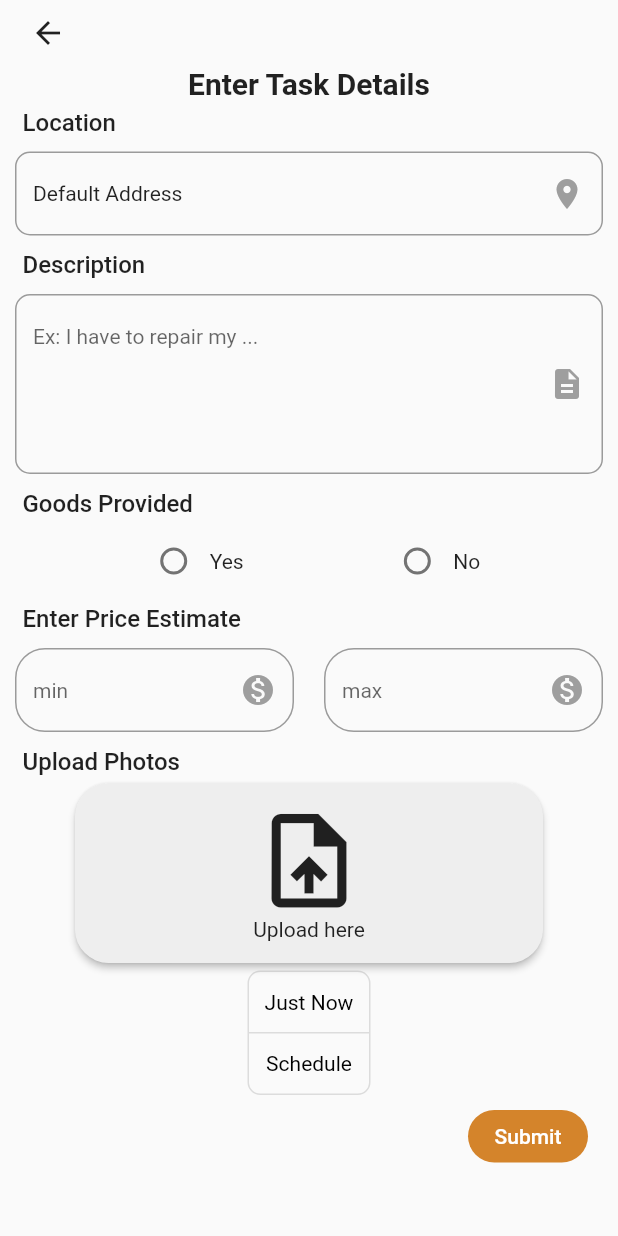
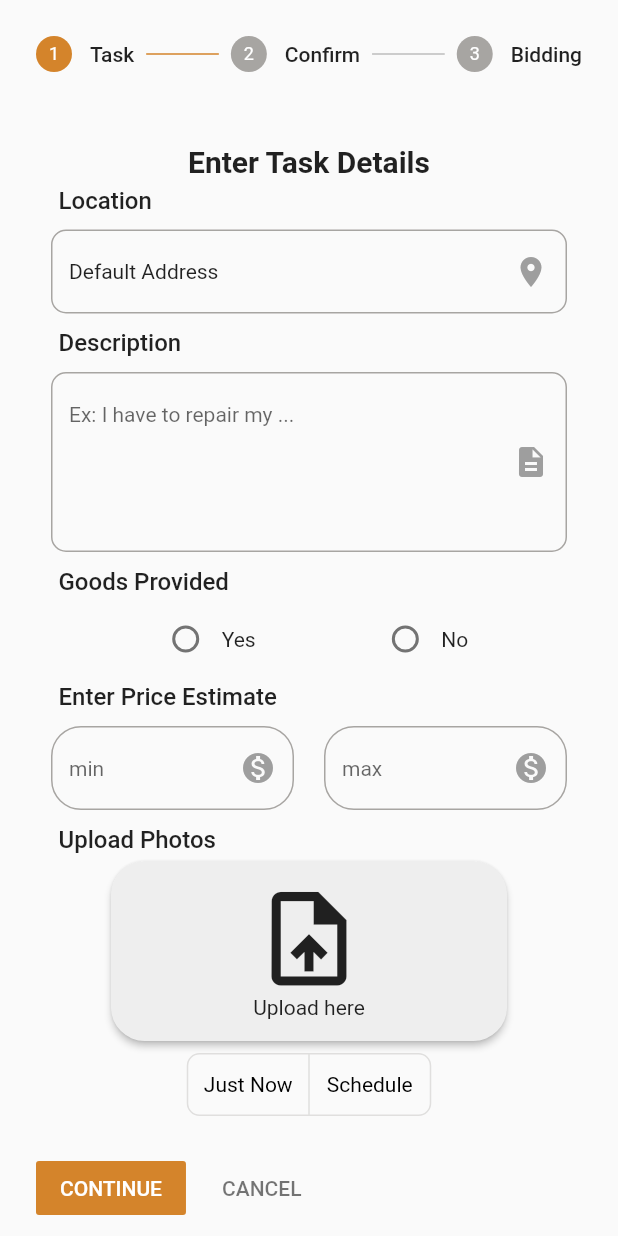
Before and after one commit to malindupasan/HirePro, a Flutter app: the JobRequestScreen screen opened by its route, after a tap on "Upload here", on a phone screen of 412 x 824 dp. Run offline on Flutter 3.47's test engine with Material 2 defaults, Android fonts, the phone set to English and light mode, and no system bars; our stand-ins replace file_picker, flutter_rating_bar, font_awesome_flutter, table_calendar.

Commit message:
code refactored,slider added,confirmation page completed

```diff
--- a/frontend/hire_pro/lib/constants.dart
+++ b/frontend/hire_pro/lib/constants.dart
@@ -3,3 +3,5 @@ import 'package:flutter/material.dart';
 Color kMainYellow = Color(0xFFD4842B);
 Color kSecondaryYellow = Color.fromARGB(235, 253, 207, 153);
 Color kMainGrey = Color(0XFFF2F3F4);
+TextStyle kHeading1 = TextStyle(fontSize: 20, fontWeight: FontWeight.bold);
+TextStyle Knormal1 = TextStyle(fontSize: 15, fontWeight: FontWeight.w400);
--- a/frontend/hire_pro/lib/main.dart
+++ b/frontend/hire_pro/lib/main.dart
@@ -1,11 +1,12 @@
 import 'package:flutter/material.dart';
+import 'package:hire_pro/constants.dart';
 import 'package:hire_pro/screens/categoryScreen.dart';
-import 'package:hire_pro/screens/confirmationScreen.dart';
+import 'package:hire_pro/screens/job_request/confirmationScreen.dart';
 import 'package:hire_pro/screens/createJobRequestScreen.dart';
 import 'package:hire_pro/screens/editProfileScreen.dart';
 import 'package:hire_pro/screens/homeScreen.dart';
 import 'package:hire_pro/screens/jobCompletedScreen.dart';
-import 'package:hire_pro/screens/job_request/jobRequestScreen.dart';
+import 'package:hire_pro/screens/job_request/stepper.dart';
 import 'package:hire_pro/screens/ongoingScreen.dart';
 import 'package:hire_pro/screens/otpEnterScreen.dart';
 import 'package:hire_pro/screens/registerSuccess.dart';
@@ -24,17 +25,18 @@ class HirePro extends StatelessWidget {
     return MaterialApp(
       title: 'Flutter Demo',
       theme: ThemeData(
-          brightness: Brightness.light,
-          primarySwatch: Colors.amber,
-          primaryColorDark: Color.fromARGB(1, 245, 245, 245),
+        colorScheme: ColorScheme.fromSeed(
+            seedColor: kSecondaryYellow, primary: kMainYellow),
+        // primaryColorDark: Colors.black, // Update this line
         fontFamily: 'Roboto',
         textTheme: const TextTheme(
           displayLarge: TextStyle(fontSize: 72),
           titleLarge: TextStyle(fontSize: 36),
           bodyMedium: TextStyle(fontSize: 14),
         ),
-          colorScheme:
-              ColorScheme.fromSwatch().copyWith(secondary: Color(0xFFD4842B))),
+        // colorScheme:
+        //     ColorScheme.fromSwatch().copyWith(secondary: Color(0xFFD4842B)),
+      ),
       initialRoute: '/',
       routes: {
         '/': (context) => MyNavigationWidget(),
--- a/frontend/hire_pro/lib/screens/confirmationScreen.dart
+++ /dev/null
@@ -1,15 +0,0 @@
-import 'package:flutter/material.dart';
-
-class ConfirmationScreen extends StatefulWidget {
-  const ConfirmationScreen({super.key});
-
-  @override
-  State<ConfirmationScreen> createState() => _ConfirmationScreenState();
-}
-
-class _ConfirmationScreenState extends State<ConfirmationScreen> {
-  @override
-  Widget build(BuildContext context) {
-    return SafeArea(child: Scaffold());
-  }
-}
--- /dev/null
+++ b/frontend/hire_pro/lib/screens/job_request/TaskAddScreen.dart
@@ -0,0 +1,240 @@
+import 'package:flutter/material.dart';
+import 'package:hire_pro/constants.dart';
+import 'package:file_picker/file_picker.dart';
+import 'package:hire_pro/screens/job_request/jobRequest.dart';
+import 'package:hire_pro/services/timePicker.dart';
+import 'package:hire_pro/services/calander.dart';
+
+class TaskAddScreen extends StatefulWidget {
+  const TaskAddScreen({super.key});
+
+  @override
+  State<TaskAddScreen> createState() => _TaskAddScreenState();
+}
+
+class _TaskAddScreenState extends State<TaskAddScreen> {
+  JobRequest job = JobRequest();
+  String _selectedOption = '';
+  List<String> _options = [
+    'Yes',
+    'No',
+  ];
+  void openFiles() async {
+    FilePickerResult? result =
+        await FilePicker.platform.pickFiles(allowMultiple: true);
+    List<PlatformFile> files =
+        []; // Declare the 'files' list outside the if block
+
+    if (result != null) {
+      files = result.paths
+          .map((path) => PlatformFile(
+                path: path,
+                name: 'default_filename', // Provide a default filename
+                size: 0, // Provide a default size (e.g., 0 bytes)
+              ))
+          .toList();
+    } else {
+      // User canceled the picker
+      // Handle the cancelation or provide appropriate code here
+    }
+  }
+
+  @override
+  Widget build(BuildContext context) {
+    return SingleChildScrollView(
+      child: Column(mainAxisAlignment: MainAxisAlignment.start, children: [
+        // Container(
+        //     margin: EdgeInsets.symmetric(horizontal: 20, vertical: 10),
+        //     alignment: Alignment.centerLeft,
+        //     child: GestureDetector(
+        //       child: Icon(Icons.arrow_back),
+        //       onTap: () {
+        //         Navigator.pop(context);
+        //       },
+        //     )),
+        Text(
+          'Enter Task Details',
+          style: kHeading1,
+        ),
+        FormLabel('Location'),
+        FormFieldNew(
+          10,
+          Icons.location_on,
+          1,
+          'Default Address',
+          'Enter the location',
+        ),
+        FormLabel('Description'),
+        FormFieldNew(
+          10,
+          Icons.description,
+          5,
+          '',
+          'Ex: I have to repair my ...',
+        ),
+        FormLabel('Goods Provided'),
+        RadioButton(_options, _selectedOption),
+        FormLabel('Enter Price Estimate'),
+        Row(
+          children: [
+            Expanded(
+                child: FormFieldNew(20, Icons.monetization_on, 1, '', 'min')),
+            Expanded(
+                child: FormFieldNew(20, Icons.monetization_on, 1, '', 'max')),
+          ],
+        ),
+        FormLabel('Upload Photos'),
+        FileUpload(),
+        Toggle(),
+        if (job.isSchedule()) Calander(),
+        if (job.isSchedule()) TimePicker(),
+        // Container(
+        //     alignment: Alignment.bottomRight,
+        //     margin: EdgeInsets.symmetric(vertical: 5, horizontal: 20),
+        //     child: SmallButton(
+        //       'Submit',
+        //       () {
+        //         Navigator.pushNamed(context, '/confirm_job_request');
+        //       },
+        //       kMainYellow,
+        //       Colors.white,
+        //     ))
+      ]),
+    );
+  }
+
+  Row RadioButton(List<String> _options, String _selectedOption) {
+    return Row(
+      mainAxisAlignment: MainAxisAlignment.spaceEvenly,
+      children: _options.map((option) {
+        return Row(
+          children: [
+            Radio<String>(
+              value: option,
+              groupValue: _selectedOption,
+              onChanged: (selectedOption) {
+                setState(() {
+                  if (selectedOption != null) _selectedOption = selectedOption;
+                });
+              },
+              activeColor: kMainYellow,
+            ),
+            Text(option),
+          ],
+        );
+      }).toList(),
+    );
+  }
+
+  Container FileUpload() {
+    return Container(
+      height: 120,
+      width: double.infinity,
+      margin: EdgeInsets.symmetric(horizontal: 50),
+      child: RawMaterialButton(
+        shape:
+            RoundedRectangleBorder(borderRadius: BorderRadius.circular(22.5)),
+        fillColor: Colors.grey[200],
+        onPressed: () {
+          openFiles();
+        },
+        child: Column(
+          mainAxisAlignment: MainAxisAlignment.center,
+          children: [
+            Icon(
+              Icons.upload_file,
+              size: 75,
+            ),
+            Text("Upload here"),
+          ],
+        ),
+      ),
+    );
+  }
+
+  Container Toggle() {
+    return Container(
+      margin: EdgeInsets.symmetric(vertical: 5),
+      child: ToggleButtons(
+        direction: Axis.horizontal,
+        onPressed: (int index) {
+          setState(() {
+            job.selectJobType(index);
+          });
+        },
+        borderRadius: const BorderRadius.all(Radius.circular(8)),
+        selectedBorderColor: kMainYellow,
+        selectedColor: kMainYellow,
+        fillColor: kSecondaryYellow,
+        color: Colors.black,
+        constraints: const BoxConstraints(
+          minHeight: 40.0,
+          minWidth: 80.0,
+        ),
+        isSelected: job.selected(),
+        children: job.type(),
+      ),
+    );
+  }
+}
+
+class FormLabel extends StatelessWidget {
+  final String label;
+  FormLabel(this.label);
+  @override
+  Widget build(BuildContext context) {
+    return Align(
+      alignment: Alignment.topLeft,
+      child: Padding(
+        padding: const EdgeInsets.symmetric(horizontal: 15, vertical: 5),
+        child: Text(
+          label,
+          textAlign: TextAlign.left,
+          style: TextStyle(fontSize: 16, fontWeight: FontWeight.w500),
+        ),
+      ),
+    );
+  }
+}
+
+class FormFieldNew extends StatelessWidget {
+  FormFieldNew(this.borderRadius, this.icon, this.lines, this.initialValue,
+      this.placeholder);
+  final double borderRadius;
+  final int lines;
+  final IconData icon;
+  final String initialValue;
+  final String placeholder;
+
+  @override
+  Widget build(BuildContext context) {
+    return Column(
+      children: [
+        Container(
+          margin: EdgeInsets.symmetric(horizontal: 10, vertical: 5),
+          child: TextFormField(
+            initialValue: initialValue,
+            style: TextStyle(fontSize: 14),
+            maxLines: lines,
+            cursorColor: Colors.blueGrey[700],
+            decoration: InputDecoration(
+              focusedBorder: OutlineInputBorder(
+                  borderSide: BorderSide(color: Colors.grey),
+                  borderRadius: BorderRadius.circular(borderRadius)),
+              hoverColor: Colors.blueGrey[700],
+              hintText: placeholder,
+              hintStyle: TextStyle(fontSize: 14),
+              border: OutlineInputBorder(
+                  borderRadius: BorderRadius.circular(borderRadius)),
+              focusColor: Colors.grey,
+              suffixIcon: Icon(
+                icon,
+                color: Colors.grey,
+              ),
+            ),
+          ),
+        ),
+      ],
+    );
+  }
+}
--- /dev/null
+++ b/frontend/hire_pro/lib/screens/job_request/confirmationScreen.dart
@@ -0,0 +1,119 @@
+import 'package:flutter/material.dart';
+import 'package:hire_pro/constants.dart';
+import 'package:hire_pro/widgets/MainCard.dart';
+
+class ConfirmationScreen extends StatefulWidget {
+  const ConfirmationScreen({super.key});
+
+  @override
+  State<ConfirmationScreen> createState() => _ConfirmationScreenState();
+}
+
+class _ConfirmationScreenState extends State<ConfirmationScreen> {
+  List<String> images = ['', ''];
+  @override
+  Widget build(BuildContext context) {
+    return SingleChildScrollView(
+      child: Center(
+        child: Column(
+          children: [
+            Text(
+              'Confirmation',
+              style: kHeading1,
+            ),
+            MainCard(
+                550,
+                double.infinity,
+                kMainGrey,
+                Column(
+                  mainAxisAlignment: MainAxisAlignment.spaceEvenly,
+                  children: [
+                    ContentSection('Task', 'Plumbing'),
+                    ContentSection('Where',
+                        'Galle road,Katukurunda,Kalutara south,ejghbrejabgjb'),
+                    ContentSection('Schedule Time', '14:00'),
+                    Column(
+                      children: [
+                        ContentSection('Description', ''),
+                        Container(
+                          padding: EdgeInsets.all(10),
+                          decoration: BoxDecoration(
+                            shape: BoxShape.rectangle,
+                            borderRadius: BorderRadius.circular(10),
+                            border: Border.all(
+                              color: const Color.fromARGB(255, 65, 65, 65),
+                              width: 1.0,
+                            ),
+                          ),
+                          margin:
+                              EdgeInsets.symmetric(vertical: 0, horizontal: 20),
+                          child: Text(
+                              textAlign: TextAlign.justify,
+                              "Hi there! I'm in need of a skilled plumber to help me with an urgent issue at my home. My kitchen faucet has been leaking persistently, and it's causing water wastage and an annoying dripping sound. I've tried tightening the faucet handle, but the leak hasn't stopped.Hi there! I'm in need of a skilled plumber to help me with an urgent issue at my home. My kitchen faucet has been leaking persistently, and it's causing water wastage and an annoying dripping sound. I've tried tightening the faucet handle, but the leak hasn't stopped.",
+                              maxLines: 3,
+                              overflow: TextOverflow.ellipsis),
+                        ),
+                      ],
+                    ),
+                    ContentSection('Goods Provided', 'Yes'),
+                    ContentSection('Estimate (Rs.)', '2500-3500'),
+                    ContentSection('Photos', ''),
+                    Expanded(
+                      child: GridView.count(
+                        crossAxisCount: 3,
+                        children: images.map((image) {
+                          return Card(
+                            shape: RoundedRectangleBorder(
+                                borderRadius: BorderRadius.circular(30)),
+                            child: ListTile(
+                              title: Text(image),
+                            ),
+                          );
+                        }).toList(),
+                      ),
+                    ),
+                  ],
+                ))
+          ],
+        ),
+      ),
+    );
+  }
+}
+
+class ContentSection extends StatelessWidget {
+  String label;
+  String data;
+  ContentSection(this.label, this.data);
+
+  @override
+  Widget build(BuildContext context) {
+    return Padding(
+      padding: const EdgeInsets.all(8.0),
+      child: Container(
+        margin: EdgeInsets.symmetric(vertical: 5, horizontal: 20),
+        child: Row(
+          children: [
+            Expanded(
+              flex: 3,
+              child: Text(
+                label,
+                style: Knormal1.copyWith(fontWeight: FontWeight.w500),
+              ),
+            ),
+            Expanded(
+              flex: 5,
+              child: Text(
+                data,
+                style: Knormal1,
+                textAlign: TextAlign.left,
+                maxLines: 2,
+                overflow: TextOverflow.ellipsis,
+              ),
+            )
+          ],
+        ),
+      ),
+    );
+  }
+}
--- a/frontend/hire_pro/lib/screens/job_request/jobRequestScreen.dart
+++ /dev/null
@@ -1,248 +0,0 @@
-import 'package:flutter/material.dart';
-import 'package:hire_pro/constants.dart';
-import 'package:file_picker/file_picker.dart';
-import 'package:hire_pro/screens/job_request/jobRequest.dart';
-import 'package:hire_pro/services/timePicker.dart';
-import 'package:hire_pro/widgets/smallButton.dart';
-import 'package:hire_pro/services/calander.dart';
-
-class JobRequestScreen extends StatefulWidget {
-  const JobRequestScreen({super.key});
-
-  @override
-  State<JobRequestScreen> createState() => _JobRequestScreenState();
-}
-
-class _JobRequestScreenState extends State<JobRequestScreen> {
-  JobRequest job = JobRequest();
-
-  void openFiles() async {
-    FilePickerResult? result =
-        await FilePicker.platform.pickFiles(allowMultiple: true);
-    List<PlatformFile> files =
-        []; // Declare the 'files' list outside the if block
-
-    if (result != null) {
-      files = result.paths
-          .map((path) => PlatformFile(
-                path: path,
-                name: 'default_filename', // Provide a default filename
-                size: 0, // Provide a default size (e.g., 0 bytes)
-              ))
-          .toList();
-    } else {
-      // User canceled the picker
-      // Handle the cancelation or provide appropriate code here
-    }
-  }
-
-  @override
-  Widget build(BuildContext context) {
-    String _selectedOption = '';
-    List<String> _options = [
-      'Yes',
-      'No',
-    ];
-    return SafeArea(
-        child: Scaffold(
-      // resizeToAvoidBottomInset: false,
-      body: SingleChildScrollView(
-        child:
-            Column(mainAxisAlignment: MainAxisAlignment.spaceEvenly, children: [
-          Container(
-              margin: EdgeInsets.symmetric(horizontal: 20, vertical: 10),
-              alignment: Alignment.centerLeft,
-              child: GestureDetector(
-                child: Icon(Icons.arrow_back),
-                onTap: () {
-                  Navigator.pop(context);
-                },
-              )),
-          Text(
-            'Enter Task Details',
-            style: TextStyle(fontSize: 20, fontWeight: FontWeight.bold),
-          ),
-          FormLabel('Location'),
-          FormFieldNew(
-            10,
-            Icons.location_on,
-            1,
-            'Default Address',
-            'Enter the location',
-          ),
-          FormLabel('Description'),
-          FormFieldNew(
-            10,
-            Icons.description,
-            5,
-            '',
-            'Ex: I have to repair my ...',
-          ),
-          FormLabel('Goods Provided'),
-          RadioButton(_options, _selectedOption),
-          FormLabel('Enter Price Estimate'),
-          Row(
-            children: [
-              Expanded(
-                  child: FormFieldNew(20, Icons.monetization_on, 1, '', 'min')),
-              Expanded(
-                  child: FormFieldNew(20, Icons.monetization_on, 1, '', 'max')),
-            ],
-          ),
-          FormLabel('Upload Photos'),
-          FileUpload(),
-          Toggle(),
-          if (job.isSchedule()) Calander(),
-          if (job.isSchedule()) TimePicker(),
-          Container(
-              alignment: Alignment.bottomRight,
-              margin: EdgeInsets.symmetric(vertical: 5, horizontal: 20),
-              child: SmallButton(
-                'Submit',
-                () {
-                  Navigator.pushNamed(context, '/confirm_job_request');
-                },
-                kMainYellow,
-                Colors.white,
-              ))
-        ]),
-      ),
-    ));
-  }
-
-  Row RadioButton(List<String> _options, String _selectedOption) {
-    return Row(
-          mainAxisAlignment: MainAxisAlignment.spaceEvenly,
-          children: _options.map((option) {
-            return Row(
-              children: [
-                Radio<String>(
-                  value: option,
-                  groupValue: _selectedOption,
-                  onChanged: (selectedOption) {
-                    setState(() {
-                      if (selectedOption != null)
-                        _selectedOption = selectedOption;
-                    });
-                  },
-                  activeColor: kMainYellow,
-                ),
-                Text(option),
-              ],
-            );
-          }).toList(),
-        );
-  }
-
-  Container FileUpload() {
-    return Container(
-          height: 120,
-          width: double.infinity,
-          margin: EdgeInsets.symmetric(horizontal: 50),
-          child: RawMaterialButton(
-            shape: RoundedRectangleBorder(
-                borderRadius: BorderRadius.circular(22.5)),
-            fillColor: Colors.grey[200],
-            onPressed: () {
-              openFiles();
-            },
-            child: Column(
-              mainAxisAlignment: MainAxisAlignment.center,
-              children: [
-                Icon(
-                  Icons.upload_file,
-                  size: 75,
-                ),
-                Text("Upload here"),
-              ],
-            ),
-          ),
-        );
-  }
-
-  Container Toggle() {
-    return Container(
-          margin: EdgeInsets.symmetric(vertical: 5),
-          child: ToggleButtons(
-            direction: Axis.vertical,
-            onPressed: (int index) {
-              setState(() {
-                job.selectJobType(index);
-              });
-            },
-            borderRadius: const BorderRadius.all(Radius.circular(8)),
-            selectedBorderColor: kMainYellow,
-            selectedColor: kMainYellow,
-            fillColor: kSecondaryYellow,
-            color: Colors.black,
-            constraints: const BoxConstraints(
-              minHeight: 40.0,
-              minWidth: 80.0,
-            ),
-            isSelected: job.selected(),
-            children: job.type(),
-          ),
-        );
-  }
-}
-
-class FormLabel extends StatelessWidget {
-  final String label;
-  FormLabel(this.label);
-  @override
-  Widget build(BuildContext context) {
-    return Align(
-      alignment: Alignment.topLeft,
-      child: Padding(
-        padding: const EdgeInsets.symmetric(horizontal: 15, vertical: 5),
-        child: Text(
-          label,
-          textAlign: TextAlign.left,
-          style: TextStyle(fontSize: 16, fontWeight: FontWeight.w500),
-        ),
-      ),
-    );
-  }
-}
-
-class FormFieldNew extends StatelessWidget {
-  FormFieldNew(this.borderRadius, this.icon, this.lines, this.initialValue,
-      this.placeholder);
-  final double borderRadius;
-  final int lines;
-  final IconData icon;
-  final String initialValue;
-  final String placeholder;
-
-  @override
-  Widget build(BuildContext context) {
-    return Column(
-      children: [
-        Container(
-          margin: EdgeInsets.symmetric(horizontal: 10, vertical: 5),
-          child: TextFormField(
-            initialValue: initialValue,
-            style: TextStyle(fontSize: 14),
-            maxLines: lines,
-            cursorColor: Colors.blueGrey[700],
-            decoration: InputDecoration(
-              focusedBorder: OutlineInputBorder(
-                  borderSide: BorderSide(color: Colors.grey),
-                  borderRadius: BorderRadius.circular(borderRadius)),
-              hoverColor: Colors.blueGrey[700],
-              hintText: placeholder,
-              hintStyle: TextStyle(fontSize: 14),
-              border: OutlineInputBorder(
-                  borderRadius: BorderRadius.circular(borderRadius)),
-              focusColor: Colors.grey,
-              suffixIcon: Icon(
-                icon,
-                color: Colors.grey,
-              ),
-            ),
-          ),
-        ),
-      ],
-    );
-  }
-}
--- /dev/null
+++ b/frontend/hire_pro/lib/screens/job_request/stepper.dart
@@ -0,0 +1,52 @@
+import 'package:flutter/material.dart';
+import 'package:hire_pro/screens/job_request/TaskAddScreen.dart';
+import 'package:hire_pro/screens/job_request/confirmationScreen.dart';
+
+class JobRequestScreen extends StatefulWidget {
+  const JobRequestScreen({super.key});
+
+  @override
+  State<JobRequestScreen> createState() => _JobRequestScreenState();
+}
+
+class _JobRequestScreenState extends State<JobRequestScreen> {
+  int currentStep = 0;
+
+  @override
+  Widget build(BuildContext context) {
+    return SafeArea(
+        child: Scaffold(
+            // resizeToAvoidBottomInset: false,
+            body: Stepper(
+                elevation: 0,
+                type: StepperType.horizontal,
+                currentStep: currentStep,
+                onStepContinue: () {
+                  setState(() {
+                    currentStep += 1;
+                  });
+                },
+                onStepCancel: () {
+                  setState(() {
+                    currentStep -= 1;
+                  });
+                },
+                steps: getSteps())));
+  }
+
+  List<Step> getSteps() => [
+        Step(
+          isActive: currentStep >= 0,
+          title: Text('Task'),
+          content: TaskAddScreen(),
+        ),
+        Step(
+            isActive: currentStep >= 1,
+            title: Text('Confirm'),
+            content: ConfirmationScreen()),
+        Step(
+            isActive: currentStep >= 2,
+            title: Text('Bidding'),
+            content: Container())
+      ];
+}
--- a/frontend/hire_pro/lib/widgets/MainCard.dart
+++ b/frontend/hire_pro/lib/widgets/MainCard.dart
@@ -14,7 +14,6 @@ class MainCard extends StatelessWidget {
       width: width,
       child: Card(
         shape: RoundedRectangleBorder(borderRadius: BorderRadius.circular(22)),
-
         color: color,
         elevation: 3,
         child: child,
--- a/frontend/hire_pro/pubspec.yaml
+++ b/frontend/hire_pro/pubspec.yaml
@@ -41,6 +41,7 @@ dependencies:
   file_picker: ^5.3.3
   slider_button: ^2.0.0
   table_calendar: ^3.0.9
+  timeline_tile: ^2.0.0
 
 
 
```
Also changed, not shown: frontend/hire_pro/pubspec.lock. Lines whose indentation alone changed are shown as unchanged.
